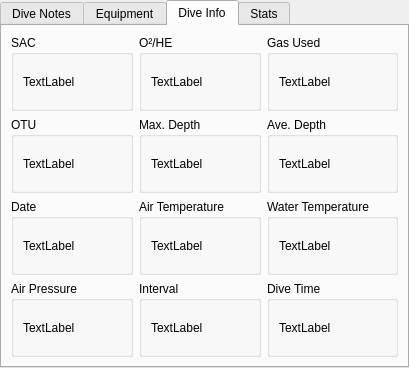
Above: qt-ui/maintab.ui from subsurface/subsurface before the change. Below: the same form after it.
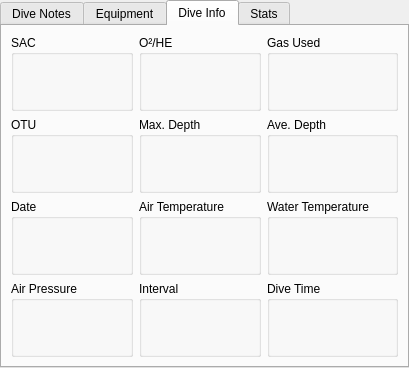
That is the form after the change. Custom widgets are drawn as their Qt base class.

Commit message:
Align Labels on center.
There was already a code for that on the maintab.cpp, but
since I moved all labels to groupboxes, the code stopped
working, and I tougth it'd better to kill the code since
it's faster and safer to use the interface builder for that.

The edit to the form file:
```diff
--- a/qt-ui/maintab.ui
+++ b/qt-ui/maintab.ui
@@ -224,7 +224,10 @@
        <item>
         <widget class="QLabel" name="sacText">
          <property name="text">
-          <string>TextLabel</string>
+          <string/>
+         </property>
+         <property name="alignment">
+          <set>Qt::AlignCenter</set>
          </property>
         </widget>
        </item>
@@ -240,7 +243,10 @@
        <item>
         <widget class="QLabel" name="oxygenHeliumText">
          <property name="text">
-          <string>TextLabel</string>
+          <string/>
+         </property>
+         <property name="alignment">
+          <set>Qt::AlignCenter</set>
          </property>
         </widget>
        </item>
@@ -256,7 +262,10 @@
        <item>
         <widget class="QLabel" name="otuText">
          <property name="text">
-          <string>TextLabel</string>
+          <string/>
+         </property>
+         <property name="alignment">
+          <set>Qt::AlignCenter</set>
          </property>
         </widget>
        </item>
@@ -272,7 +281,10 @@
        <item>
         <widget class="QLabel" name="dateText">
          <property name="text">
-          <string>TextLabel</string>
+          <string/>
+         </property>
+         <property name="alignment">
+          <set>Qt::AlignCenter</set>
          </property>
         </widget>
        </item>
@@ -288,7 +300,10 @@
        <item>
         <widget class="QLabel" name="airPressureText">
          <property name="text">
-          <string>TextLabel</string>
+          <string/>
+         </property>
+         <property name="alignment">
+          <set>Qt::AlignCenter</set>
          </property>
         </widget>
        </item>
@@ -304,7 +319,10 @@
        <item>
         <widget class="QLabel" name="airTemperatureText">
          <property name="text">
-          <string>TextLabel</string>
+          <string/>
+         </property>
+         <property name="alignment">
+          <set>Qt::AlignCenter</set>
          </property>
         </widget>
        </item>
@@ -320,7 +338,10 @@
        <item>
         <widget class="QLabel" name="gasUsedText">
          <property name="text">
-          <string>TextLabel</string>
+          <string/>
+         </property>
+         <property name="alignment">
+          <set>Qt::AlignCenter</set>
          </property>
         </widget>
        </item>
@@ -336,7 +357,10 @@
        <item>
         <widget class="QLabel" name="maximumDepthText">
          <property name="text">
-          <string>TextLabel</string>
+          <string/>
+         </property>
+         <property name="alignment">
+          <set>Qt::AlignCenter</set>
          </property>
         </widget>
        </item>
@@ -352,7 +376,10 @@
        <item>
         <widget class="QLabel" name="averageDepthText">
          <property name="text">
-          <string>TextLabel</string>
+          <string/>
+         </property>
+         <property name="alignment">
+          <set>Qt::AlignCenter</set>
          </property>
         </widget>
        </item>
@@ -368,7 +395,10 @@
        <item>
         <widget class="QLabel" name="waterTemperatureText">
          <property name="text">
-          <string>TextLabel</string>
+          <string/>
+         </property>
+         <property name="alignment">
+          <set>Qt::AlignCenter</set>
          </property>
         </widget>
        </item>
@@ -384,7 +414,10 @@
        <item>
         <widget class="QLabel" name="surfaceIntervalText">
          <property name="text">
-          <string>TextLabel</string>
+          <string/>
+         </property>
+         <property name="alignment">
+          <set>Qt::AlignCenter</set>
          </property>
         </widget>
        </item>
@@ -400,7 +433,10 @@
        <item>
         <widget class="QLabel" name="diveTimeText">
          <property name="text">
-          <string>TextLabel</string>
+          <string/>
+         </property>
+         <property name="alignment">
+          <set>Qt::AlignCenter</set>
          </property>
         </widget>
        </item>
```
The commit also changes 1 other file.
